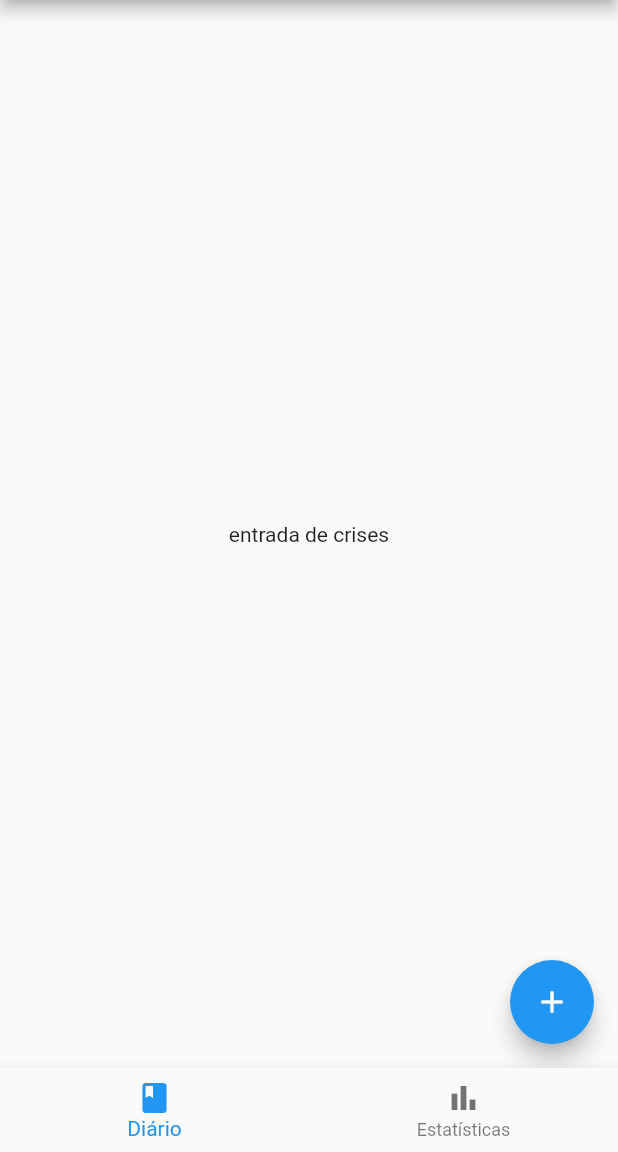
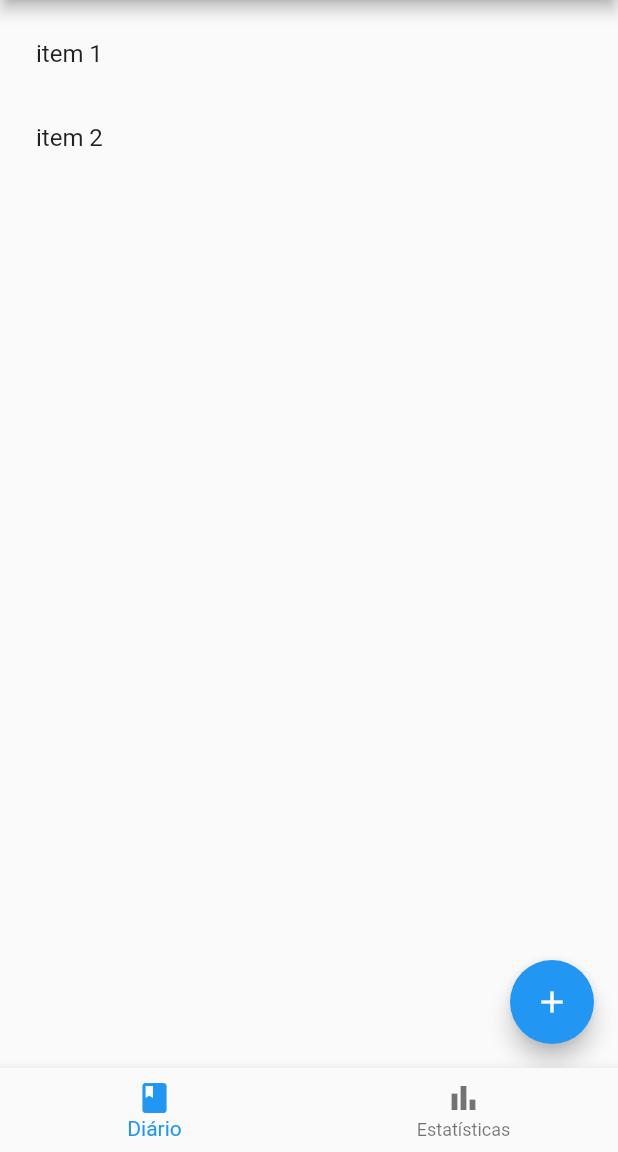
Before and after one commit to JenniferBrito/anxiety-tracker, a Flutter app: the screen it shows after launch, on a phone screen of 412 x 824 dp, the part 84-1236 px from its top. Run offline on Flutter 3.47's test engine with Material 2 defaults, Android fonts, the phone set to English and light mode, and no system bars.

Commit message:
Placeholder ListView added

```diff
--- a/lib/pages/crisis_entrys.dart
+++ b/lib/pages/crisis_entrys.dart
@@ -6,8 +6,17 @@ class CrisisEntry extends StatelessWidget {
   @override
   Widget build(BuildContext context) {
     return Scaffold(
-      body: const Center(
-        child: Text("entrada de crises"),
+      body: Center(
+        child: ListView(padding: const EdgeInsets.all(8), children: <Widget>[
+          ListTile(
+            title: Text('item 1'),
+            onTap: () => print('item 1'),
+          ),
+          ListTile(
+            title: Text('item 2'),
+            onTap: () => print('item 2'),
+          )
+        ]),
       ),
       floatingActionButton: FloatingActionButton(
         child: const Icon(Icons.add),
```
